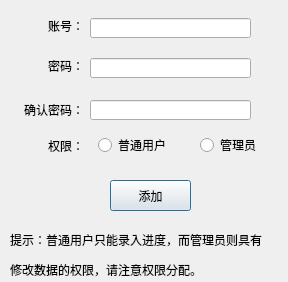
Old version of the form PayCount_QT/CAddUserDlg.ui in the repository 605791556/PayAccount-QT.
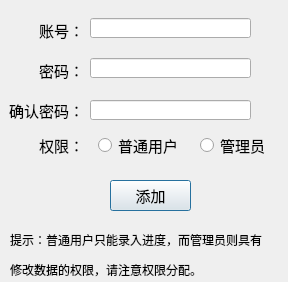
New version of the form.

Diff of the .ui file:
```diff
--- a/PayCount_QT/CAddUserDlg.ui
+++ b/PayCount_QT/CAddUserDlg.ui
@@ -16,12 +16,17 @@
   <widget class="QLabel" name="label">
    <property name="geometry">
     <rect>
-     <x>30</x>
+     <x>13</x>
      <y>20</y>
-     <width>54</width>
-     <height>12</height>
+     <width>71</width>
+     <height>20</height>
     </rect>
    </property>
+   <property name="font">
+    <font>
+     <pointsize>11</pointsize>
+    </font>
+   </property>
    <property name="text">
     <string>账号：</string>
    </property>
@@ -32,12 +37,17 @@
   <widget class="QLabel" name="label_2">
    <property name="geometry">
     <rect>
-     <x>30</x>
+     <x>13</x>
      <y>60</y>
-     <width>54</width>
-     <height>12</height>
+     <width>71</width>
+     <height>20</height>
     </rect>
    </property>
+   <property name="font">
+    <font>
+     <pointsize>11</pointsize>
+    </font>
+   </property>
    <property name="text">
     <string>密码：</string>
    </property>
@@ -48,12 +58,17 @@
   <widget class="QLabel" name="label_3">
    <property name="geometry">
     <rect>
-     <x>13</x>
+     <x>3</x>
      <y>100</y>
-     <width>71</width>
+     <width>81</width>
      <height>20</height>
     </rect>
    </property>
+   <property name="font">
+    <font>
+     <pointsize>11</pointsize>
+    </font>
+   </property>
    <property name="text">
     <string>确认密码：</string>
    </property>
@@ -64,12 +79,17 @@
   <widget class="QLabel" name="label_4">
    <property name="geometry">
     <rect>
-     <x>30</x>
-     <y>140</y>
-     <width>54</width>
-     <height>12</height>
+     <x>13</x>
+     <y>135</y>
+     <width>71</width>
+     <height>20</height>
     </rect>
    </property>
+   <property name="font">
+    <font>
+     <pointsize>11</pointsize>
+    </font>
+   </property>
    <property name="text">
     <string>权限：</string>
    </property>
@@ -116,6 +136,11 @@
      <height>20</height>
     </rect>
    </property>
+   <property name="font">
+    <font>
+     <pointsize>11</pointsize>
+    </font>
+   </property>
    <property name="text">
     <string>普通用户</string>
    </property>
@@ -129,6 +154,11 @@
      <height>20</height>
     </rect>
    </property>
+   <property name="font">
+    <font>
+     <pointsize>11</pointsize>
+    </font>
+   </property>
    <property name="text">
     <string>管理员</string>
    </property>
@@ -142,6 +172,11 @@
      <height>31</height>
     </rect>
    </property>
+   <property name="font">
+    <font>
+     <pointsize>11</pointsize>
+    </font>
+   </property>
    <property name="text">
     <string>添加</string>
    </property>
```
Left out of the diff: 20 changed lines with no effect on the pictures.
